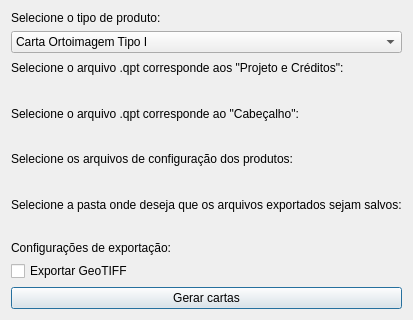
The window that edition_plugin_dialog_base.ui (dsgoficial/ferramentas_edicao) describes before a commit, drawn with Qt 5.
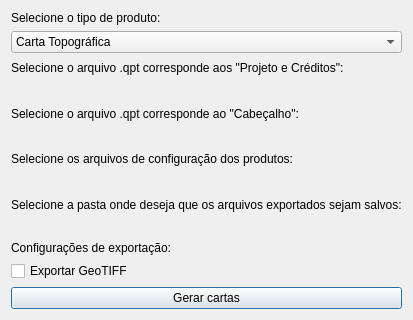
The same window after the commit. Custom widgets are drawn as their Qt base class.

```diff
--- a/edition_plugin_dialog_base.ui
+++ b/edition_plugin_dialog_base.ui
@@ -25,6 +25,11 @@
      </item>
      <item>
       <widget class="QComboBox" name="comboBox_tipo_produto">
+       <item>
+        <property name="text">
+         <string>Carta Topográfica</string>
+        </property>
+       </item>
        <item>
         <property name="text">
          <string>Carta Ortoimagem Tipo I</string>
```
